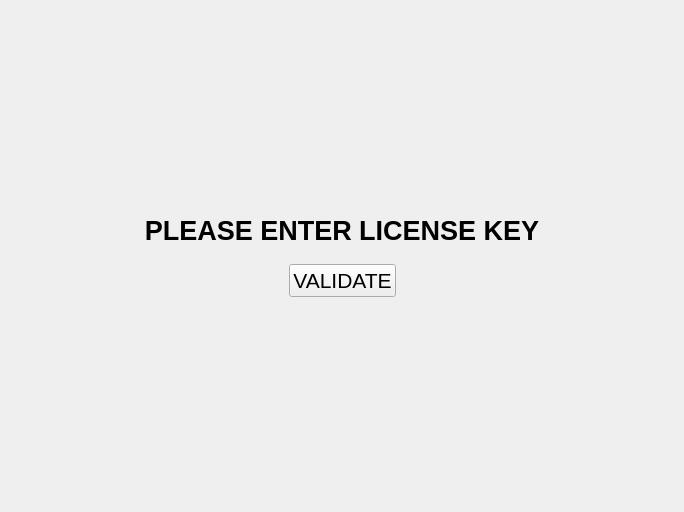
This is keybuilder/licensewidget.ui in QtWorks/keymanager as Qt 5 draws it before an edit. The edited form follows.
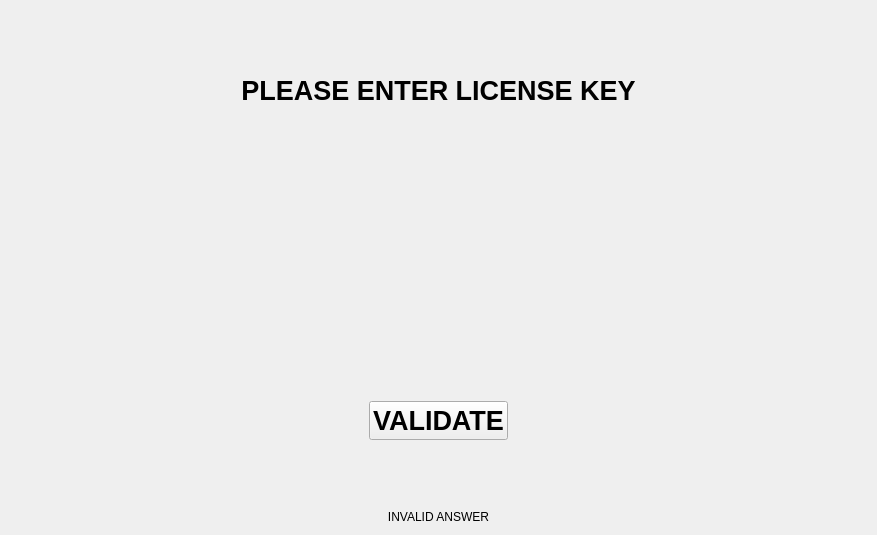
This is the edited form. Custom widgets are drawn as their Qt base class.

What changed in the file:
```diff
--- a/keybuilder/licensewidget.ui
+++ b/keybuilder/licensewidget.ui
@@ -6,26 +6,48 @@
    <rect>
     <x>0</x>
     <y>0</y>
-    <width>684</width>
-    <height>512</height>
+    <width>877</width>
+    <height>535</height>
    </rect>
   </property>
+  <property name="sizePolicy">
+   <sizepolicy hsizetype="Expanding" vsizetype="Expanding">
+    <horstretch>0</horstretch>
+    <verstretch>0</verstretch>
+   </sizepolicy>
+  </property>
   <property name="minimumSize">
    <size>
     <width>0</width>
-    <height>512</height>
+    <height>0</height>
    </size>
   </property>
   <property name="maximumSize">
    <size>
     <width>16777215</width>
-    <height>512</height>
+    <height>16777215</height>
    </size>
   </property>
   <property name="windowTitle">
    <string>Form</string>
   </property>
   <layout class="QGridLayout" name="gridLayout">
+   <item row="1" column="0">
+    <spacer name="verticalSpacer">
+     <property name="orientation">
+      <enum>Qt::Vertical</enum>
+     </property>
+     <property name="sizeType">
+      <enum>QSizePolicy::Fixed</enum>
+     </property>
+     <property name="sizeHint" stdset="0">
+      <size>
+       <width>20</width>
+       <height>64</height>
+      </size>
+     </property>
+    </spacer>
+   </item>
    <item row="2" column="0">
     <widget class="QLabel" name="label">
      <property name="font">
@@ -43,10 +65,49 @@
      </property>
     </widget>
    </item>
+   <item row="3" column="0">
+    <spacer name="verticalSpacer_3">
+     <property name="orientation">
+      <enum>Qt::Vertical</enum>
+     </property>
+     <property name="sizeHint" stdset="0">
+      <size>
+       <width>20</width>
+       <height>40</height>
+      </size>
+     </property>
+    </spacer>
+   </item>
+   <item row="7" column="0">
+    <spacer name="verticalSpacer_4">
+     <property name="orientation">
+      <enum>Qt::Vertical</enum>
+     </property>
+     <property name="sizeHint" stdset="0">
+      <size>
+       <width>20</width>
+       <height>40</height>
+      </size>
+     </property>
+    </spacer>
+   </item>
+   <item row="5" column="0">
+    <spacer name="verticalSpacer_5">
+     <property name="orientation">
+      <enum>Qt::Vertical</enum>
+     </property>
+     <property name="sizeHint" stdset="0">
+      <size>
+       <width>20</width>
+       <height>40</height>
+      </size>
+     </property>
+    </spacer>
+   </item>
    <item row="4" column="0">
     <widget class="KeyWidget" name="answerWidget" native="true"/>
    </item>
-   <item row="5" column="0">
+   <item row="8" column="0">
     <layout class="QHBoxLayout" name="horizontalLayout">
      <item>
       <spacer name="horizontalSpacer">
@@ -66,9 +127,9 @@
        <property name="font">
         <font>
          <family>Segoe UI</family>
-         <pointsize>16</pointsize>
-         <weight>50</weight>
-         <bold>false</bold>
+         <pointsize>20</pointsize>
+         <weight>75</weight>
+         <bold>true</bold>
         </font>
        </property>
        <property name="text">
@@ -91,34 +152,35 @@
      </item>
     </layout>
    </item>
-   <item row="1" column="0">
-    <spacer name="verticalSpacer">
-     <property name="orientation">
-      <enum>Qt::Vertical</enum>
-     </property>
-     <property name="sizeHint" stdset="0">
-      <size>
-       <width>20</width>
-       <height>40</height>
-      </size>
-     </property>
-    </spacer>
-   </item>
-   <item row="6" column="0">
+   <item row="9" column="0">
     <spacer name="verticalSpacer_2">
      <property name="orientation">
       <enum>Qt::Vertical</enum>
      </property>
+     <property name="sizeType">
+      <enum>QSizePolicy::Fixed</enum>
+     </property>
      <property name="sizeHint" stdset="0">
       <size>
        <width>20</width>
-       <height>40</height>
+       <height>64</height>
       </size>
      </property>
     </spacer>
    </item>
-   <item row="3" column="0">
-    <widget class="KeyWidget" name="questionWidget" native="true"/>
+   <item row="10" column="0">
+    <layout class="QHBoxLayout" name="horizontalLayout_2">
+     <item>
+      <widget class="QLabel" name="errorLabelWidget">
+       <property name="text">
+        <string>INVALID ANSWER</string>
+       </property>
+       <property name="alignment">
+        <set>Qt::AlignCenter</set>
+       </property>
+      </widget>
+     </item>
+    </layout>
    </item>
   </layout>
  </widget>
```
Left out of the diff: 3 changed lines with no effect on the pictures.
